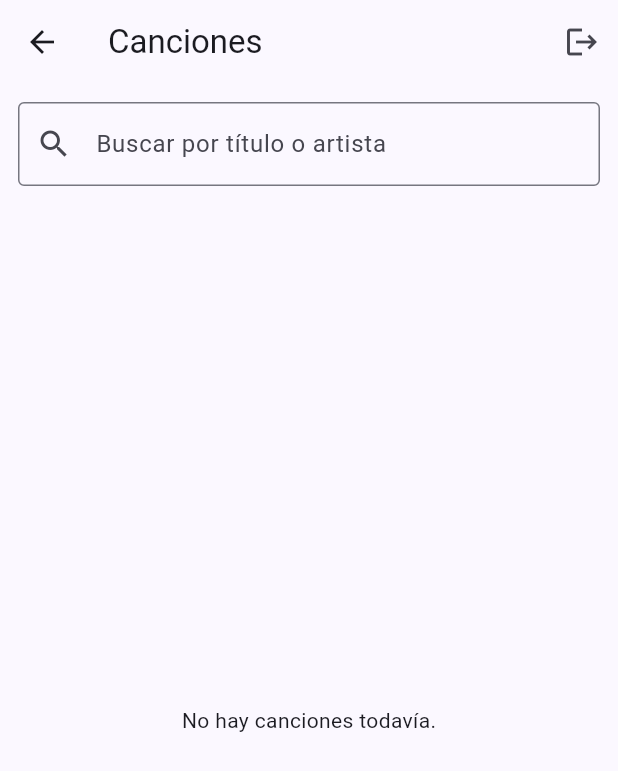
After one commit to Aether-Developers-UY/arc, a Flutter app: the SongListScreen screen opened directly, after a tap on the "logout" icon, on a phone screen of 412 x 824 dp. The commit adds this screen. Shown: the top 771 px of the screen. Run offline on Flutter 3.47's test engine with Material 3 defaults, Android fonts, the phone set to English and light mode, and no system bars; our stand-ins replace dio, flutter_riverpod, flutter_secure_storage, shared_preferences; accounts and stored records are empty; network calls fail.

Commit message:
Add song model, repository, and song list screen

```diff
--- /dev/null
+++ b/arc_app/lib/features/songs/song_list_screen.dart
@@ -0,0 +1,80 @@
+import 'package:flutter/material.dart';
+import 'package:flutter_riverpod/flutter_riverpod.dart';
+
+import '../auth/auth_provider.dart';
+import 'song_list_provider.dart';
+
+class SongListScreen extends ConsumerStatefulWidget {
+  const SongListScreen({super.key});
+
+  @override
+  ConsumerState<SongListScreen> createState() => _SongListScreenState();
+}
+
+class _SongListScreenState extends ConsumerState<SongListScreen> {
+  final _searchController = TextEditingController();
+
+  @override
+  void dispose() {
+    _searchController.dispose();
+    super.dispose();
+  }
+
+  @override
+  Widget build(BuildContext context) {
+    final songsAsync = ref.watch(songListProvider);
+
+    return Scaffold(
+      appBar: AppBar(
+        title: const Text('Canciones'),
+        actions: [
+          IconButton(
+            icon: const Icon(Icons.logout),
+            onPressed: () => ref.read(authProvider.notifier).logout(),
+          ),
+        ],
+      ),
+      body: Column(
+        children: [
+          Padding(
+            padding: const EdgeInsets.all(12),
+            child: TextField(
+              controller: _searchController,
+              decoration: const InputDecoration(
+                prefixIcon: Icon(Icons.search),
+                hintText: 'Buscar por título o artista',
+                border: OutlineInputBorder(),
+              ),
+              onSubmitted: (value) => ref.read(songListProvider.notifier).search(value),
+            ),
+          ),
+          Expanded(
+            child: songsAsync.when(
+              data: (songs) => songs.isEmpty
+                  ? const Center(child: Text('No hay canciones todavía.'))
+                  : RefreshIndicator(
+                      onRefresh: () => ref.read(songListProvider.notifier).refresh(),
+                      child: ListView.builder(
+                        itemCount: songs.length,
+                        itemBuilder: (context, index) {
+                          final song = songs[index];
+                          return ListTile(
+                            title: Text(song.title),
+                            subtitle: Text(song.artist ?? ''),
+                            trailing: Text(song.originalKey),
+                            onTap: () {
+                              // Navigation to song detail is wired in Task 5.
+                            },
+                          );
+                        },
+                      ),
+                    ),
+              loading: () => const Center(child: CircularProgressIndicator()),
+              error: (error, _) => Center(child: Text('Error al cargar canciones: $error')),
+            ),
+          ),
+        ],
+      ),
+    );
+  }
+}
--- /dev/null
+++ b/arc_app/lib/features/songs/song_repository.dart
@@ -0,0 +1,62 @@
+import 'dart:convert';
+
+import 'package:shared_preferences/shared_preferences.dart';
+
+import '../../core/api_client.dart';
+import 'song.dart';
+
+class SongRepository {
+  SongRepository(this._apiClient);
+
+  final ApiClient _apiClient;
+  static const _cacheKey = 'arc_song_list_cache';
+
+  Future<List<Song>> list({String? search}) async {
+    try {
+      final response = await _apiClient.dio.get('/songs', queryParameters: {
+        if (search != null && search.isNotEmpty) 'search': search,
+      });
+      final data = (response.data['data'] as List<dynamic>)
+          .map((json) => Song.fromJson(json as Map<String, dynamic>))
+          .toList();
+      if (search == null || search.isEmpty) {
+        await _cacheSongs(data);
+      }
+      return data;
+    } catch (_) {
+      if (search == null || search.isEmpty) {
+        return _readCachedSongs();
+      }
+      rethrow;
+    }
+  }
+
+  Future<Song> create(Song song) async {
+    final response = await _apiClient.dio.post('/songs', data: song.toRequestJson());
+    return Song.fromJson(response.data['data'] as Map<String, dynamic>);
+  }
+
+  Future<Song> update(Song song) async {
+    final response =
+        await _apiClient.dio.put('/songs/${song.id}', data: song.toRequestJson());
+    return Song.fromJson(response.data['data'] as Map<String, dynamic>);
+  }
+
+  Future<void> delete(int songId) => _apiClient.dio.delete('/songs/$songId');
+
+  Future<void> _cacheSongs(List<Song> songs) async {
+    final prefs = await SharedPreferences.getInstance();
+    final jsonList = songs.map((s) => s.toRequestJson()..['id'] = s.id).toList();
+    await prefs.setString(_cacheKey, jsonEncode(jsonList));
+  }
+
+  Future<List<Song>> _readCachedSongs() async {
+    final prefs = await SharedPreferences.getInstance();
+    final raw = prefs.getString(_cacheKey);
+    if (raw == null) return [];
+    final decoded = jsonDecode(raw) as List<dynamic>;
+    return decoded
+        .map((json) => Song.fromJson({...json as Map<String, dynamic>, 'attachments': []}))
+        .toList();
+  }
+}
```
Also changed, not shown: arc_app/lib/features/songs/song.dart (added, +68 -0 lines), arc_app/lib/features/songs/song_list_provider.dart (added, +26 -0 lines), arc_app/lib/main.dart (+2 -10 lines).
